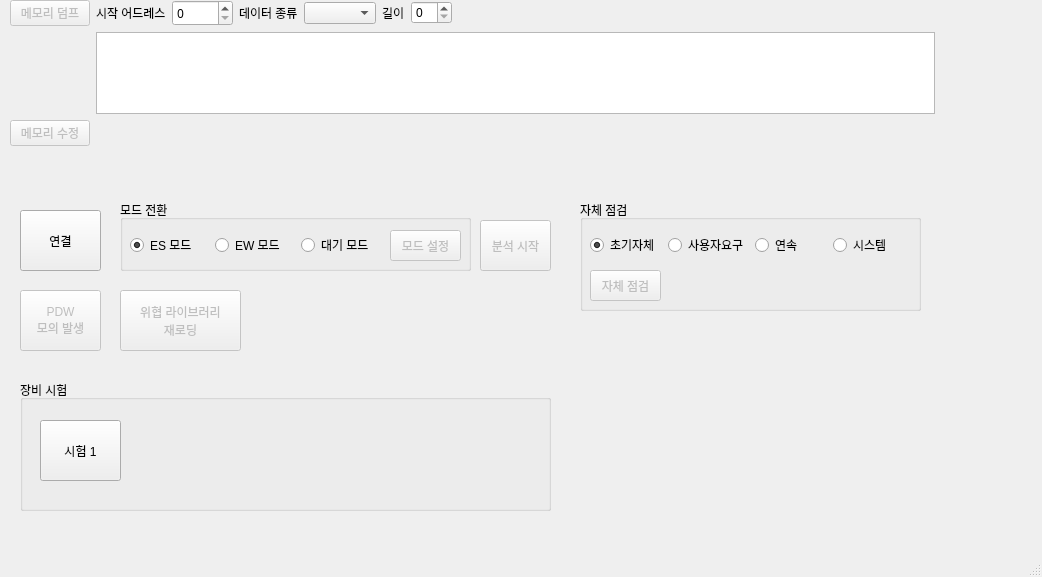
Above: project-spec/meta-user/recipes-apps/apppocketsonata/files/mainwindow.ui from chjo70/ZPocketSonata before the change. Below: the same form after it.
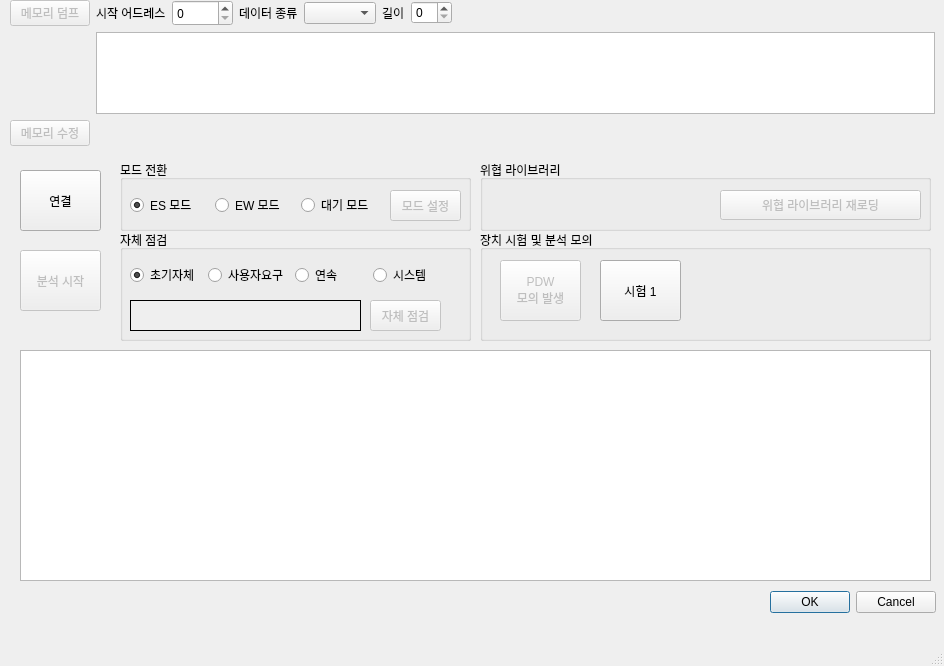
That is the form after the change. Custom widgets are drawn as their Qt base class.

```diff
--- a/project-spec/meta-user/recipes-apps/apppocketsonata/files/mainwindow.ui
+++ b/project-spec/meta-user/recipes-apps/apppocketsonata/files/mainwindow.ui
@@ -6,8 +6,8 @@
    <rect>
     <x>0</x>
     <y>0</y>
-    <width>1042</width>
-    <height>577</height>
+    <width>944</width>
+    <height>666</height>
    </rect>
   </property>
   <property name="windowTitle">
@@ -140,7 +140,7 @@
     <property name="geometry">
      <rect>
       <x>120</x>
-      <y>200</y>
+      <y>160</y>
       <width>351</width>
       <height>71</height>
      </rect>
@@ -210,10 +210,10 @@
     </property>
     <property name="geometry">
      <rect>
-      <x>480</x>
-      <y>220</y>
-      <width>71</width>
-      <height>51</height>
+      <x>20</x>
+      <y>250</y>
+      <width>81</width>
+      <height>61</height>
      </rect>
     </property>
     <property name="text">
@@ -224,7 +224,7 @@
     <property name="geometry">
      <rect>
       <x>20</x>
-      <y>210</y>
+      <y>170</y>
       <width>81</width>
       <height>61</height>
      </rect>
@@ -242,9 +242,9 @@
    <widget class="QGroupBox" name="groupBox_2">
     <property name="geometry">
      <rect>
-      <x>580</x>
-      <y>200</y>
-      <width>341</width>
+      <x>120</x>
+      <y>230</y>
+      <width>351</width>
       <height>111</height>
      </rect>
     </property>
@@ -257,7 +257,7 @@
      </property>
      <property name="geometry">
       <rect>
-       <x>10</x>
+       <x>250</x>
        <y>70</y>
        <width>71</width>
        <height>31</height>
@@ -316,7 +316,41 @@
       </item>
      </layout>
     </widget>
-   </widget>
+    <widget class="QLabel" name="bit_result">
+     <property name="geometry">
+      <rect>
+       <x>10</x>
+       <y>70</y>
+       <width>231</width>
+       <height>31</height>
+      </rect>
+     </property>
+     <property name="cursor">
+      <cursorShape>IBeamCursor</cursorShape>
+     </property>
+     <property name="autoFillBackground">
+      <bool>true</bool>
+     </property>
+     <property name="frameShape">
+      <enum>QFrame::Box</enum>
+     </property>
+     <property name="text">
+      <string/>
+     </property>
+    </widget>
+   </widget>
+   <widget class="QGroupBox" name="groupBox_4">
+    <property name="geometry">
+     <rect>
+      <x>480</x>
+      <y>230</y>
+      <width>451</width>
+      <height>111</height>
+     </rect>
+    </property>
+    <property name="title">
+     <string>장치 시험 및 분석 모의</string>
+    </property>
    <widget class="QPushButton" name="pushButton_SimPDW">
     <property name="enabled">
      <bool>false</bool>
@@ -324,7 +358,7 @@
     <property name="geometry">
      <rect>
       <x>20</x>
-      <y>290</y>
+       <y>30</y>
       <width>81</width>
       <height>61</height>
      </rect>
@@ -340,23 +374,11 @@
 모의 발생</string>
     </property>
    </widget>
-   <widget class="QGroupBox" name="groupBox_3">
-    <property name="geometry">
-     <rect>
-      <x>20</x>
-      <y>380</y>
-      <width>531</width>
-      <height>131</height>
-     </rect>
-    </property>
-    <property name="title">
-     <string>장비 시험</string>
-    </property>
     <widget class="QPushButton" name="pushButton_2">
      <property name="geometry">
       <rect>
-       <x>20</x>
-       <y>40</y>
+       <x>120</x>
+       <y>30</y>
        <width>81</width>
        <height>61</height>
       </rect>
@@ -372,16 +394,28 @@
      </property>
     </widget>
    </widget>
+   <widget class="QGroupBox" name="groupBox_5">
+    <property name="geometry">
+     <rect>
+      <x>480</x>
+      <y>160</y>
+      <width>451</width>
+      <height>71</height>
+     </rect>
+    </property>
+    <property name="title">
+     <string>위협 라이브러리</string>
+    </property>
    <widget class="QPushButton" name="pushButton_ReloadLibrary">
     <property name="enabled">
      <bool>false</bool>
     </property>
     <property name="geometry">
      <rect>
-      <x>120</x>
-      <y>290</y>
-      <width>121</width>
-      <height>61</height>
+       <x>240</x>
+       <y>30</y>
+       <width>201</width>
+       <height>30</height>
      </rect>
     </property>
     <property name="minimumSize">
@@ -391,8 +425,31 @@
      </size>
     </property>
     <property name="text">
-     <string>위협 라이브러리
-재로딩</string>
+      <string>위협 라이브러리 재로딩</string>
+     </property>
+    </widget>
+   </widget>
+   <widget class="QDialogButtonBox" name="buttonBox">
+    <property name="geometry">
+     <rect>
+      <x>770</x>
+      <y>590</y>
+      <width>166</width>
+      <height>25</height>
+     </rect>
+    </property>
+    <property name="standardButtons">
+     <set>QDialogButtonBox::Cancel|QDialogButtonBox::Ok</set>
+    </property>
+   </widget>
+   <widget class="QTableWidget" name="aettableWidget">
+    <property name="geometry">
+     <rect>
+      <x>20</x>
+      <y>350</y>
+      <width>911</width>
+      <height>231</height>
+     </rect>
     </property>
    </widget>
   </widget>
```
Left out of the diff: 4 changed lines with no effect on the pictures. Lines whose indentation alone changed are shown as unchanged.
